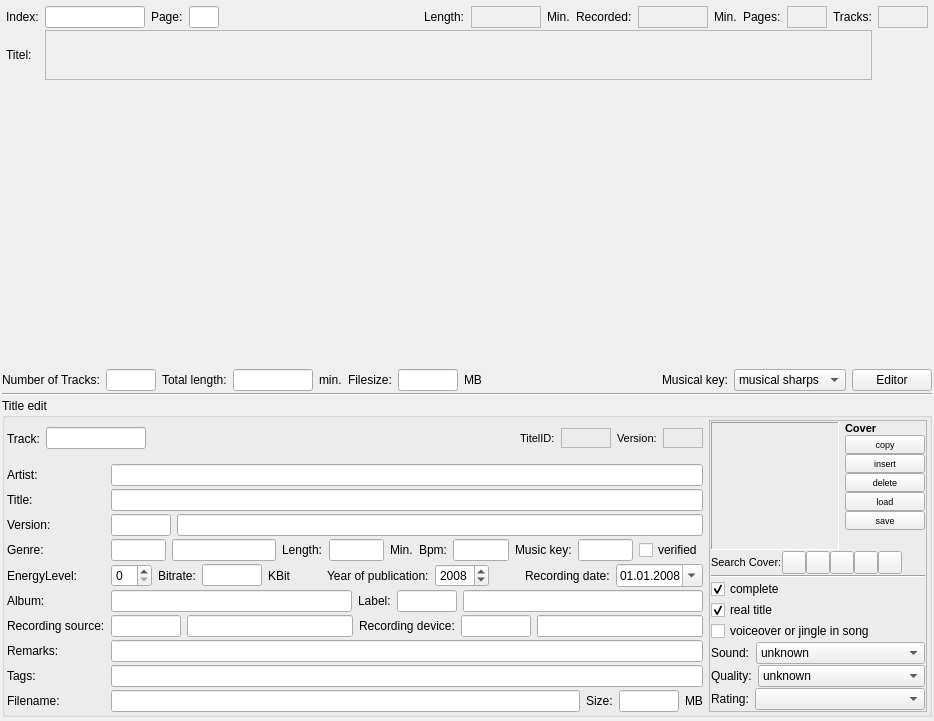
First picture: the form in gui/src/editor/edit.ui, repository pfedick/winmusik, before the edit.
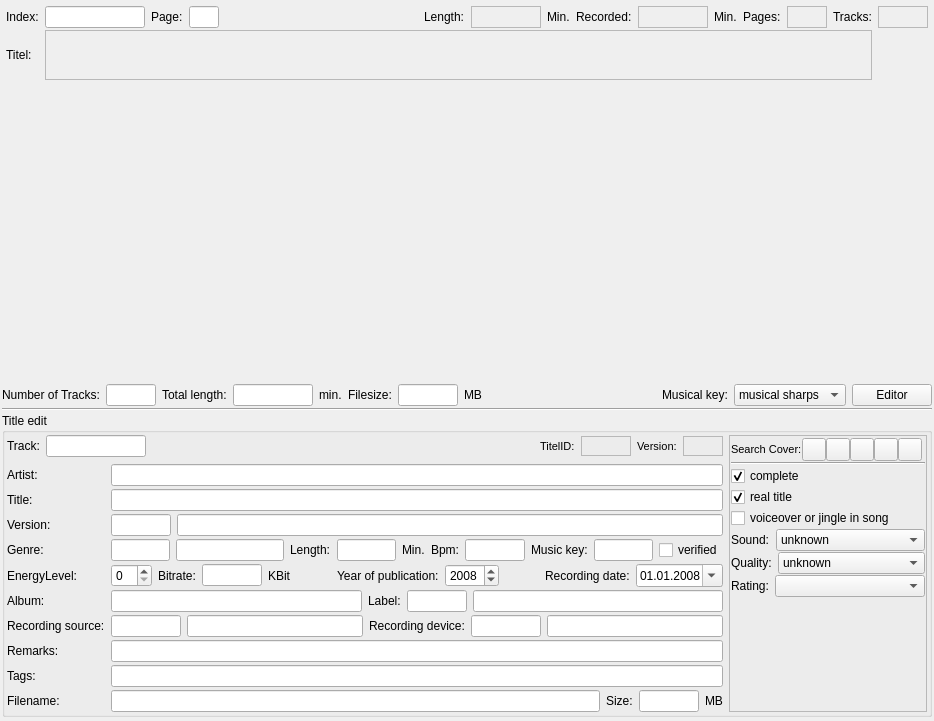
Second picture: the form after the edit. Icons and pictures are not drawn. Custom widgets are drawn as their Qt base class.

Commit message: refactored cover view in editor, which is now a reusable widget

Patch:
```diff
--- a/gui/src/editor/edit.ui
+++ b/gui/src/editor/edit.ui
@@ -1428,249 +1428,7 @@
             <number>1</number>
            </property>
            <item>
-            <layout class="QHBoxLayout" name="horizontalLayout_3">
-             <property name="topMargin">
-              <number>0</number>
-             </property>
-             <item>
-              <widget class="QLabel" name="cover">
-               <property name="minimumSize">
-                <size>
-                 <width>128</width>
-                 <height>128</height>
-                </size>
-               </property>
-               <property name="maximumSize">
-                <size>
-                 <width>128</width>
-                 <height>128</height>
-                </size>
-               </property>
-               <property name="acceptDrops">
-                <bool>true</bool>
-               </property>
-               <property name="frameShape">
-                <enum>QFrame::Panel</enum>
-               </property>
-               <property name="frameShadow">
-                <enum>QFrame::Sunken</enum>
-               </property>
-               <property name="text">
-                <string/>
-               </property>
-               <property name="scaledContents">
-                <bool>false</bool>
-               </property>
-               <property name="alignment">
-                <set>Qt::AlignCenter</set>
-               </property>
-               <property name="margin">
-                <number>0</number>
-               </property>
-              </widget>
-             </item>
-             <item>
-              <layout class="QVBoxLayout" name="verticalLayout_3">
-               <property name="spacing">
-                <number>0</number>
-               </property>
-               <property name="leftMargin">
-                <number>0</number>
-               </property>
-               <property name="topMargin">
-                <number>0</number>
-               </property>
-               <item>
-                <widget class="QLabel" name="label_21">
-                 <property name="font">
-                  <font>
-                   <pointsize>8</pointsize>
-                   <weight>75</weight>
-                   <bold>true</bold>
-                  </font>
-                 </property>
-                 <property name="text">
-                  <string>Cover</string>
-                 </property>
-                </widget>
-               </item>
-               <item>
-                <widget class="QPushButton" name="coverCopyButton">
-                 <property name="maximumSize">
-                  <size>
-                   <width>16777215</width>
-                   <height>20</height>
-                  </size>
-                 </property>
-                 <property name="font">
-                  <font>
-                   <pointsize>7</pointsize>
-                  </font>
-                 </property>
-                 <property name="text">
-                  <string>copy</string>
-                 </property>
-                 <property name="icon">
-                  <iconset resource="../../resources.qrc">
-                   <normaloff>:/icons/resources/edit-copy.png</normaloff>:/icons/resources/edit-copy.png</iconset>
-                 </property>
-                 <property name="iconSize">
-                  <size>
-                   <width>16</width>
-                   <height>16</height>
-                  </size>
-                 </property>
-                 <property name="flat">
-                  <bool>false</bool>
-                 </property>
-                </widget>
-               </item>
-               <item>
-                <widget class="QPushButton" name="coverInsertButton">
-                 <property name="maximumSize">
-                  <size>
-                   <width>16777215</width>
-                   <height>20</height>
-                  </size>
-                 </property>
-                 <property name="font">
-                  <font>
-                   <pointsize>7</pointsize>
-                  </font>
-                 </property>
-                 <property name="text">
-                  <string>insert</string>
-                 </property>
-                 <property name="icon">
-                  <iconset resource="../../resources.qrc">
-                   <normaloff>:/icons/resources/edit-paste.png</normaloff>:/icons/resources/edit-paste.png</iconset>
-                 </property>
-                 <property name="iconSize">
-                  <size>
-                   <width>16</width>
-                   <height>16</height>
-                  </size>
-                 </property>
-                 <property name="flat">
-                  <bool>false</bool>
-                 </property>
-                </widget>
-               </item>
-               <item>
-                <widget class="QPushButton" name="coverDeleteButton">
-                 <property name="maximumSize">
-                  <size>
-                   <width>16777215</width>
-                   <height>20</height>
-                  </size>
-                 </property>
-                 <property name="font">
-                  <font>
-                   <pointsize>7</pointsize>
-                  </font>
-                 </property>
-                 <property name="text">
-                  <string>delete</string>
-                 </property>
-                 <property name="icon">
-                  <iconset resource="../../resources.qrc">
-                   <normaloff>:/icons/resources/edit-delete.png</normaloff>:/icons/resources/edit-delete.png</iconset>
-                 </property>
-                 <property name="iconSize">
-                  <size>
-                   <width>16</width>
-                   <height>16</height>
-                  </size>
-                 </property>
-                 <property name="flat">
-                  <bool>false</bool>
-                 </property>
-                </widget>
-               </item>
-               <item>
-                <widget class="QPushButton" name="coverLoadButton">
-                 <property name="enabled">
-                  <bool>true</bool>
-                 </property>
-                 <property name="maximumSize">
-                  <size>
-                   <width>16777215</width>
-                   <height>20</height>
-                  </size>
-                 </property>
-                 <property name="font">
-                  <font>
-                   <pointsize>7</pointsize>
-                  </font>
-                 </property>
-                 <property name="text">
-                  <string>load</string>
-                 </property>
-                 <property name="icon">
-                  <iconset resource="../../resources.qrc">
-                   <normaloff>:/icons/resources/fileopen.png</normaloff>:/icons/resources/fileopen.png</iconset>
-                 </property>
-                 <property name="iconSize">
-                  <size>
-                   <width>16</width>
-                   <height>16</height>
-                  </size>
-                 </property>
-                 <property name="flat">
-                  <bool>false</bool>
-                 </property>
-                </widget>
-               </item>
-               <item>
-                <widget class="QPushButton" name="coverSaveButton">
-                 <property name="enabled">
-                  <bool>true</bool>
-                 </property>
-                 <property name="maximumSize">
-                  <size>
-                   <width>16777215</width>
-                   <height>20</height>
-                  </size>
-                 </property>
-                 <property name="font">
-                  <font>
-                   <pointsize>7</pointsize>
-                  </font>
-                 </property>
-                 <property name="text">
-                  <string>save</string>
-                 </property>
-                 <property name="icon">
-                  <iconset resource="../../resources.qrc">
-                   <normaloff>:/icons/resources/filesave.png</normaloff>:/icons/resources/filesave.png</iconset>
-                 </property>
-                 <property name="iconSize">
-                  <size>
-                   <width>16</width>
-                   <height>16</height>
-                  </size>
-                 </property>
-                 <property name="flat">
-                  <bool>false</bool>
-                 </property>
-                </widget>
-               </item>
-               <item>
-                <spacer name="verticalSpacer_3">
-                 <property name="orientation">
-                  <enum>Qt::Vertical</enum>
-                 </property>
-                 <property name="sizeHint" stdset="0">
-                  <size>
-                   <width>20</width>
-                   <height>0</height>
-                  </size>
-                 </property>
-                </spacer>
-               </item>
-              </layout>
-             </item>
-            </layout>
+            <widget class="WMCoverWidget" name="coverwidget" native="true"/>
            </item>
            <item>
             <layout class="QHBoxLayout" name="horizontalLayout_2">
@@ -2210,6 +1968,12 @@
    <extends>QWidget</extends>
    <header>fkeys.h</header>
   </customwidget>
+  <customwidget>
+   <class>WMCoverWidget</class>
+   <extends>QWidget</extends>
+   <header>wmcoverwidget.h</header>
+   <container>1</container>
+  </customwidget>
  </customwidgets>
  <tabstops>
   <tabstop>index</tabstop>
```
Left out of the diff: 5 changed lines with no effect on the pictures. The commit also changes 13 other files.
